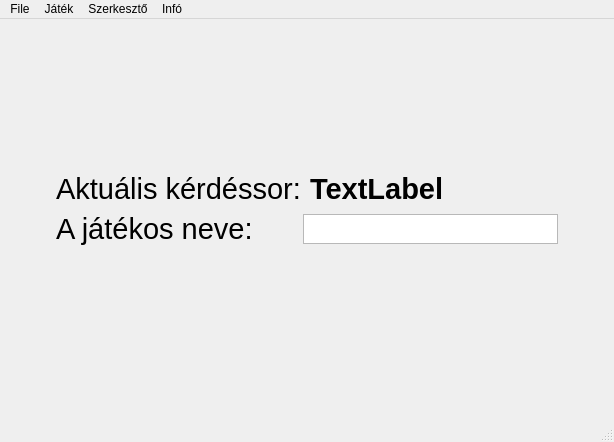
Above: PPKE_ITK_kviz/mainwindow.ui from KriszKaszas/PPKE_ITK_kviz before the change. Below: the same form after it.
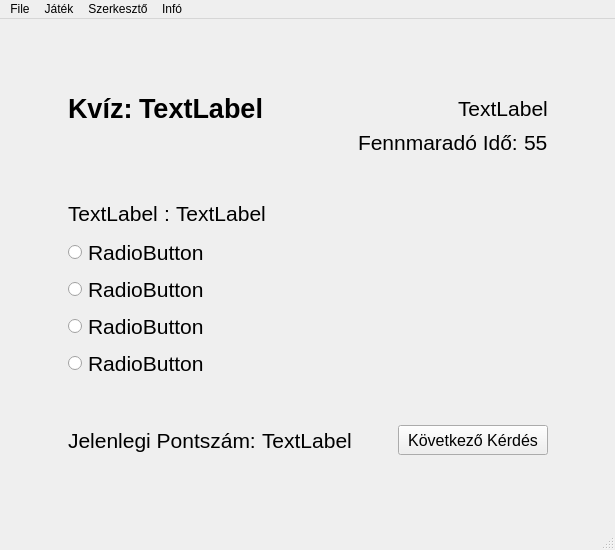
That is the form after the change. The open tabs and pages were chosen to show the change.

Commit message: Dynamic UI design completed to specifications: cosmetic changes may occur

What changed in the file:
```diff
--- a/PPKE_ITK_kviz/mainwindow.ui
+++ b/PPKE_ITK_kviz/mainwindow.ui
@@ -6,169 +6,952 @@
    <rect>
     <x>0</x>
     <y>0</y>
-    <width>614</width>
-    <height>442</height>
+    <width>615</width>
+    <height>550</height>
    </rect>
   </property>
   <property name="windowTitle">
    <string>MainWindow</string>
   </property>
   <widget class="QWidget" name="centralwidget">
-   <layout class="QGridLayout" name="gridLayout_2">
-    <item row="0" column="0">
-     <widget class="QWidget" name="startScreen" native="true">
-      <layout class="QGridLayout" name="gridLayout">
-       <item row="0" column="0">
-        <layout class="QHBoxLayout" name="horizontalLayout_3">
-         <item>
-          <spacer name="horizontalSpacer_2">
-           <property name="orientation">
-            <enum>Qt::Horizontal</enum>
-           </property>
-           <property name="sizeHint" stdset="0">
-            <size>
-             <width>40</width>
-             <height>20</height>
-            </size>
-           </property>
-          </spacer>
-         </item>
-         <item>
-          <layout class="QVBoxLayout" name="verticalLayout_3">
-           <item>
-            <spacer name="verticalSpacer">
-             <property name="orientation">
-              <enum>Qt::Vertical</enum>
-             </property>
-             <property name="sizeHint" stdset="0">
-              <size>
-               <width>20</width>
-               <height>148</height>
-              </size>
-             </property>
-            </spacer>
-           </item>
-           <item>
-            <layout class="QVBoxLayout" name="verticalLayout_2">
-             <item>
-              <layout class="QHBoxLayout" name="horizontalLayout">
-               <item>
-                <widget class="QLabel" name="label">
-                 <property name="font">
-                  <font>
-                   <pointsize>22</pointsize>
-                  </font>
-                 </property>
-                 <property name="lineWidth">
-                  <number>1</number>
-                 </property>
-                 <property name="text">
-                  <string>Aktuális kérdéssor:</string>
-                 </property>
-                </widget>
-               </item>
-               <item>
-                <widget class="QLabel" name="label_3">
-                 <property name="font">
-                  <font>
-                   <pointsize>22</pointsize>
-                   <weight>75</weight>
-                   <bold>true</bold>
-                  </font>
-                 </property>
-                 <property name="text">
-                  <string>TextLabel</string>
-                 </property>
-                </widget>
-               </item>
-              </layout>
-             </item>
-             <item>
-              <layout class="QHBoxLayout" name="horizontalLayout_2">
-               <item>
-                <widget class="QLabel" name="label_2">
-                 <property name="font">
-                  <font>
-                   <pointsize>22</pointsize>
-                  </font>
-                 </property>
-                 <property name="text">
-                  <string>A játékos neve:</string>
-                 </property>
-                </widget>
-               </item>
-               <item>
-                <spacer name="horizontalSpacer">
-                 <property name="orientation">
-                  <enum>Qt::Horizontal</enum>
-                 </property>
-                 <property name="sizeType">
-                  <enum>QSizePolicy::Preferred</enum>
-                 </property>
-                 <property name="sizeHint" stdset="0">
-                  <size>
-                   <width>45</width>
-                   <height>20</height>
-                  </size>
-                 </property>
-                </spacer>
-               </item>
-               <item>
-                <widget class="QPlainTextEdit" name="plainTextEdit">
-                 <property name="maximumSize">
-                  <size>
-                   <width>16777215</width>
-                   <height>30</height>
-                  </size>
-                 </property>
-                 <property name="font">
-                  <font>
-                   <pointsize>24</pointsize>
-                  </font>
-                 </property>
-                 <property name="verticalScrollBarPolicy">
-                  <enum>Qt::ScrollBarAlwaysOff</enum>
-                 </property>
-                 <property name="horizontalScrollBarPolicy">
-                  <enum>Qt::ScrollBarAlwaysOff</enum>
-                 </property>
-                </widget>
-               </item>
-              </layout>
-             </item>
-            </layout>
-           </item>
-           <item>
-            <spacer name="verticalSpacer_2">
-             <property name="orientation">
-              <enum>Qt::Vertical</enum>
-             </property>
-             <property name="sizeHint" stdset="0">
-              <size>
-               <width>20</width>
-               <height>168</height>
-              </size>
-             </property>
-            </spacer>
-           </item>
-          </layout>
-         </item>
-         <item>
-          <spacer name="horizontalSpacer_3">
-           <property name="orientation">
-            <enum>Qt::Horizontal</enum>
-           </property>
-           <property name="sizeHint" stdset="0">
-            <size>
-             <width>40</width>
-             <height>20</height>
-            </size>
-           </property>
-          </spacer>
-         </item>
-        </layout>
-       </item>
-      </layout>
+   <layout class="QVBoxLayout" name="verticalLayout_3">
+    <item>
+     <widget class="QStackedWidget" name="stackedWidget">
+      <property name="font">
+       <font>
+        <family>MS Shell Dlg 2</family>
+       </font>
+      </property>
+      <property name="currentIndex">
+       <number>1</number>
+      </property>
+      <widget class="QWidget" name="homeScreen">
+       <layout class="QGridLayout" name="gridLayout">
+        <item row="0" column="0">
+         <layout class="QHBoxLayout" name="horizontalLayout_4">
+          <item>
+           <spacer name="horizontalSpacer_5">
+            <property name="orientation">
+             <enum>Qt::Horizontal</enum>
+            </property>
+            <property name="sizeHint" stdset="0">
+             <size>
+              <width>13</width>
+              <height>20</height>
+             </size>
+            </property>
+           </spacer>
+          </item>
+          <item>
+           <layout class="QVBoxLayout" name="verticalLayout_2">
+            <item>
+             <spacer name="verticalSpacer_4">
+              <property name="orientation">
+               <enum>Qt::Vertical</enum>
+              </property>
+              <property name="sizeHint" stdset="0">
+               <size>
+                <width>20</width>
+                <height>40</height>
+               </size>
+              </property>
+             </spacer>
+            </item>
+            <item>
+             <layout class="QVBoxLayout" name="verticalLayout">
+              <item>
+               <widget class="QLabel" name="label">
+                <property name="font">
+                 <font>
+                  <family>MS Shell Dlg 2</family>
+                  <pointsize>36</pointsize>
+                  <weight>75</weight>
+                  <bold>true</bold>
+                 </font>
+                </property>
+                <property name="text">
+                 <string>KVIZ</string>
+                </property>
+               </widget>
+              </item>
+              <item>
+               <spacer name="verticalSpacer">
+                <property name="orientation">
+                 <enum>Qt::Vertical</enum>
+                </property>
+                <property name="sizeType">
+                 <enum>QSizePolicy::Preferred</enum>
+                </property>
+                <property name="sizeHint" stdset="0">
+                 <size>
+                  <width>20</width>
+                  <height>80</height>
+                 </size>
+                </property>
+               </spacer>
+              </item>
+              <item>
+               <layout class="QHBoxLayout" name="horizontalLayout">
+                <item>
+                 <widget class="QLabel" name="label_2">
+                  <property name="sizePolicy">
+                   <sizepolicy hsizetype="Fixed" vsizetype="Fixed">
+                    <horstretch>0</horstretch>
+                    <verstretch>0</verstretch>
+                   </sizepolicy>
+                  </property>
+                  <property name="font">
+                   <font>
+                    <family>MS Shell Dlg 2</family>
+                    <pointsize>20</pointsize>
+                   </font>
+                  </property>
+                  <property name="text">
+                   <string>Kiválasztott Kviz:</string>
+                  </property>
+                 </widget>
+                </item>
+                <item>
+                 <spacer name="horizontalSpacer">
+                  <property name="orientation">
+                   <enum>Qt::Horizontal</enum>
+                  </property>
+                  <property name="sizeType">
+                   <enum>QSizePolicy::Fixed</enum>
+                  </property>
+                  <property name="sizeHint" stdset="0">
+                   <size>
+                    <width>13</width>
+                    <height>20</height>
+                   </size>
+                  </property>
+                 </spacer>
+                </item>
+                <item>
+                 <widget class="QLabel" name="label_4">
+                  <property name="font">
+                   <font>
+                    <family>MS Shell Dlg 2</family>
+                    <pointsize>20</pointsize>
+                    <weight>75</weight>
+                    <bold>true</bold>
+                   </font>
+                  </property>
+                  <property name="text">
+                   <string>TextLabel</string>
+                  </property>
+                 </widget>
+                </item>
+               </layout>
+              </item>
+              <item>
+               <layout class="QHBoxLayout" name="horizontalLayout_2">
+                <item>
+                 <widget class="QLabel" name="label_3">
+                  <property name="font">
+                   <font>
+                    <family>MS Shell Dlg 2</family>
+                    <pointsize>20</pointsize>
+                   </font>
+                  </property>
+                  <property name="text">
+                   <string>Játékos Neve:</string>
+                  </property>
+                 </widget>
+                </item>
+                <item>
+                 <spacer name="horizontalSpacer_2">
+                  <property name="orientation">
+                   <enum>Qt::Horizontal</enum>
+                  </property>
+                  <property name="sizeType">
+                   <enum>QSizePolicy::Fixed</enum>
+                  </property>
+                  <property name="sizeHint" stdset="0">
+                   <size>
+                    <width>45</width>
+                    <height>20</height>
+                   </size>
+                  </property>
+                 </spacer>
+                </item>
+                <item>
+                 <widget class="QPlainTextEdit" name="plainTextEdit">
+                  <property name="maximumSize">
+                   <size>
+                    <width>16777215</width>
+                    <height>30</height>
+                   </size>
+                  </property>
+                  <property name="font">
+                   <font>
+                    <family>MS Shell Dlg 2</family>
+                    <pointsize>16</pointsize>
+                    <weight>75</weight>
+                    <bold>true</bold>
+                   </font>
+                  </property>
+                  <property name="verticalScrollBarPolicy">
+                   <enum>Qt::ScrollBarAlwaysOff</enum>
+                  </property>
+                  <property name="horizontalScrollBarPolicy">
+                   <enum>Qt::ScrollBarAlwaysOff</enum>
+                  </property>
+                 </widget>
+                </item>
+                <item>
+                 <spacer name="horizontalSpacer_4">
+                  <property name="orientation">
+                   <enum>Qt::Horizontal</enum>
+                  </property>
+                  <property name="sizeHint" stdset="0">
+                   <size>
+                    <width>40</width>
+                    <height>20</height>
+                   </size>
+                  </property>
+                 </spacer>
+                </item>
+               </layout>
+              </item>
+              <item>
+               <spacer name="verticalSpacer_2">
+                <property name="orientation">
+                 <enum>Qt::Vertical</enum>
+                </property>
+                <property name="sizeType">
+                 <enum>QSizePolicy::Fixed</enum>
+                </property>
+                <property name="sizeHint" stdset="0">
+                 <size>
+                  <width>20</width>
+                  <height>40</height>
+                 </size>
+                </property>
+               </spacer>
+              </item>
+              <item>
+               <layout class="QHBoxLayout" name="horizontalLayout_3">
+                <item>
+                 <spacer name="horizontalSpacer_3">
+                  <property name="orientation">
+                   <enum>Qt::Horizontal</enum>
+                  </property>
+                  <property name="sizeHint" stdset="0">
+                   <size>
+                    <width>40</width>
+                    <height>20</height>
+                   </size>
+                  </property>
+                 </spacer>
+                </item>
+                <item>
+                 <widget class="QPushButton" name="pushButton">
+                  <property name="minimumSize">
+                   <size>
+                    <width>200</width>
+                    <height>30</height>
+                   </size>
+                  </property>
+                  <property name="font">
+                   <font>
+                    <family>MS Shell Dlg 2</family>
+                    <pointsize>16</pointsize>
+                    <weight>75</weight>
+                    <bold>true</bold>
+                   </font>
+                  </property>
+                  <property name="text">
+                   <string>Játék Indítása</string>
+                  </property>
+                 </widget>
+                </item>
+                <item>
+                 <spacer name="horizontalSpacer_7">
+                  <property name="orientation">
+                   <enum>Qt::Horizontal</enum>
+                  </property>
+                  <property name="sizeHint" stdset="0">
+                   <size>
+                    <width>40</width>
+                    <height>20</height>
+                   </size>
+                  </property>
+                 </spacer>
+                </item>
+               </layout>
+              </item>
+             </layout>
+            </item>
+            <item>
+             <spacer name="verticalSpacer_3">
+              <property name="orientation">
+               <enum>Qt::Vertical</enum>
+              </property>
+              <property name="sizeHint" stdset="0">
+               <size>
+                <width>20</width>
+                <height>40</height>
+               </size>
+              </property>
+             </spacer>
+            </item>
+           </layout>
+          </item>
+          <item>
+           <spacer name="horizontalSpacer_6">
+            <property name="orientation">
+             <enum>Qt::Horizontal</enum>
+            </property>
+            <property name="sizeHint" stdset="0">
+             <size>
+              <width>17</width>
+              <height>20</height>
+             </size>
+            </property>
+           </spacer>
+          </item>
+         </layout>
+        </item>
+       </layout>
+      </widget>
+      <widget class="QWidget" name="questionEdit">
+       <layout class="QGridLayout" name="gridLayout_2">
+        <item row="0" column="0">
+         <layout class="QVBoxLayout" name="verticalLayout_6">
+          <item>
+           <layout class="QHBoxLayout" name="horizontalLayout_5">
+            <item>
+             <widget class="QLabel" name="titleLabel">
+              <property name="font">
+               <font>
+                <family>MS Shell Dlg 2</family>
+                <pointsize>20</pointsize>
+               </font>
+              </property>
+              <property name="text">
+               <string>Kérdéssor:</string>
+              </property>
+             </widget>
+            </item>
+            <item>
+             <spacer name="horizontalSpacer_8">
+              <property name="orientation">
+               <enum>Qt::Horizontal</enum>
+              </property>
+              <property name="sizeType">
+               <enum>QSizePolicy::Fixed</enum>
+              </property>
+              <property name="sizeHint" stdset="0">
+               <size>
+                <width>13</width>
+                <height>20</height>
+               </size>
+              </property>
+             </spacer>
+            </item>
+            <item>
+             <widget class="QPlainTextEdit" name="questionTitle_2">
+              <property name="maximumSize">
+               <size>
+                <width>16777215</width>
+                <height>30</height>
+               </size>
+              </property>
+              <property name="font">
+               <font>
+                <family>MS Shell Dlg 2</family>
+                <pointsize>16</pointsize>
+               </font>
+              </property>
+              <property name="verticalScrollBarPolicy">
+               <enum>Qt::ScrollBarAlwaysOff</enum>
+              </property>
+              <property name="horizontalScrollBarPolicy">
+               <enum>Qt::ScrollBarAlwaysOff</enum>
+              </property>
+             </widget>
+            </item>
+           </layout>
+          </item>
+          <item>
+           <spacer name="verticalSpacer_5">
+            <property name="orientation">
+             <enum>Qt::Vertical</enum>
+            </property>
+            <property name="sizeType">
+             <enum>QSizePolicy::Fixed</enum>
+            </property>
+            <property name="sizeHint" stdset="0">
+             <size>
+              <width>20</width>
+              <height>5</height>
+             </size>
+            </property>
+           </spacer>
+          </item>
+          <item>
+           <widget class="QListWidget" name="questionList">
+            <property name="minimumSize">
+             <size>
+              <width>0</width>
+              <height>350</height>
+             </size>
+            </property>
+            <property name="font">
+             <font>
+              <family>MS Shell Dlg 2</family>
+              <pointsize>16</pointsize>
+             </font>
+            </property>
+           </widget>
+          </item>
+          <item>
+           <spacer name="verticalSpacer_6">
+            <property name="orientation">
+             <enum>Qt::Vertical</enum>
+            </property>
+            <property name="sizeType">
+             <enum>QSizePolicy::Fixed</enum>
+            </property>
+            <property name="sizeHint" stdset="0">
+             <size>
+              <width>20</width>
+              <height>5</height>
+             </size>
+            </property>
+           </spacer>
+          </item>
+          <item>
+           <layout class="QHBoxLayout" name="horizontalLayout_8">
+            <item>
+             <layout class="QVBoxLayout" name="verticalLayout_7">
+              <item>
+               <layout class="QHBoxLayout" name="horizontalLayout_6">
+                <item>
+                 <widget class="QPushButton" name="editQuestion">
+                  <property name="minimumSize">
+                   <size>
+                    <width>120</width>
+                    <height>25</height>
+                   </size>
+                  </property>
+                  <property name="font">
+                   <font>
+                    <family>MS Shell Dlg 2</family>
+                    <weight>75</weight>
+                    <bold>true</bold>
+                   </font>
+                  </property>
+                  <property name="text">
+                   <string>Kérdés Szerkesztése</string>
+                  </property>
+                 </widget>
+                </item>
+                <item>
+                 <widget class="QPushButton" name="deleteQuestion">
+                  <property name="minimumSize">
+                   <size>
+                    <width>120</width>
+                    <height>25</height>
+                   </size>
+                  </property>
+                  <property name="font">
+                   <font>
+                    <family>MS Shell Dlg 2</family>
+                    <weight>75</weight>
+                    <bold>true</bold>
+                   </font>
+                  </property>
+                  <property name="text">
+                   <string>Kérdés Törlése</string>
+                  </property>
+                 </widget>
+                </item>
+               </layout>
+              </item>
+              <item>
+               <layout class="QHBoxLayout" name="horizontalLayout_7">
+                <item>
+                 <spacer name="horizontalSpacer_9">
+                  <property name="orientation">
+                   <enum>Qt::Horizontal</enum>
+                  </property>
+                  <property name="sizeHint" stdset="0">
+                   <size>
+                    <width>40</width>
+                    <height>20</height>
+                   </size>
+                  </property>
+                 </spacer>
+                </item>
+                <item>
+                 <spacer name="horizontalSpacer_10">
+                  <property name="orientation">
+                   <enum>Qt::Horizontal</enum>
+                  </property>
+                  <property name="sizeHint" stdset="0">
+                   <size>
+                    <width>40</width>
+                    <height>20</height>
+                   </size>
+                  </property>
+                 </spacer>
+                </item>
+               </layout>
+              </item>
+             </layout>
+            </item>
+            <item>
+             <spacer name="horizontalSpacer_11">
+              <property name="orientation">
+               <enum>Qt::Horizontal</enum>
+              </property>
+              <property name="sizeHint" stdset="0">
+               <size>
+                <width>20</width>
+                <height>20</height>
+               </size>
+              </property>
+             </spacer>
+            </item>
+            <item>
+             <layout class="QVBoxLayout" name="verticalLayout_8">
+              <item>
+               <widget class="QPushButton" name="addQuestion">
+                <property name="minimumSize">
+                 <size>
+                  <width>120</width>
+                  <height>25</height>
+                 </size>
+                </property>
+                <property name="font">
+                 <font>
+                  <family>MS Shell Dlg 2</family>
+                  <weight>75</weight>
+                  <bold>true</bold>
+                 </font>
+                </property>
+                <property name="text">
+                 <string>Új Kérdés</string>
+                </property>
+               </widget>
+              </item>
+              <item>
+               <widget class="QPushButton" name="saveQuestion">
+                <property name="minimumSize">
+                 <size>
+                  <width>120</width>
+                  <height>25</height>
+                 </size>
+                </property>
+                <property name="font">
+                 <font>
+                  <family>MS Shell Dlg 2</family>
+                  <weight>75</weight>
+                  <bold>true</bold>
+                 </font>
+                </property>
+                <property name="text">
+                 <string>Mentés</string>
+                </property>
+               </widget>
+              </item>
+             </layout>
+            </item>
+           </layout>
+          </item>
+         </layout>
+        </item>
+       </layout>
+      </widget>
+      <widget class="QWidget" name="game">
+       <layout class="QGridLayout" name="gridLayout_3">
+        <item row="0" column="0">
+         <layout class="QHBoxLayout" name="horizontalLayout_13">
+          <item>
+           <spacer name="horizontalSpacer_16">
+            <property name="orientation">
+             <enum>Qt::Horizontal</enum>
+            </property>
+            <property name="sizeHint" stdset="0">
+             <size>
+              <width>40</width>
+              <height>20</height>
+             </size>
+            </property>
+           </spacer>
+          </item>
+          <item>
+           <layout class="QVBoxLayout" name="verticalLayout_11">
+            <item>
+             <spacer name="verticalSpacer_10">
+              <property name="orientation">
+               <enum>Qt::Vertical</enum>
+              </property>
+              <property name="sizeHint" stdset="0">
+               <size>
+                <width>20</width>
+                <height>40</height>
+               </size>
+              </property>
+             </spacer>
+            </item>
+            <item>
+             <layout class="QVBoxLayout" name="verticalLayout_10">
+              <item>
+               <layout class="QHBoxLayout" name="horizontalLayout_9">
+                <item>
+                 <widget class="QLabel" name="kviz">
+                  <property name="font">
+                   <font>
+                    <family>MS Shell Dlg 2</family>
+                    <pointsize>20</pointsize>
+                    <weight>75</weight>
+                    <bold>true</bold>
+                   </font>
+                  </property>
+                  <property name="text">
+                   <string>Kvíz:</string>
+                  </property>
+                 </widget>
+                </item>
+                <item>
+                 <widget class="QLabel" name="quizTitle">
+                  <property name="font">
+                   <font>
+                    <family>MS Shell Dlg 2</family>
+                    <pointsize>20</pointsize>
+                    <weight>75</weight>
+                    <bold>true</bold>
+                   </font>
+                  </property>
+                  <property name="text">
+                   <string>TextLabel</string>
+                  </property>
+                 </widget>
+                </item>
+                <item>
+                 <spacer name="horizontalSpacer_12">
+                  <property name="orientation">
+                   <enum>Qt::Horizontal</enum>
+                  </property>
+                  <property name="sizeHint" stdset="0">
+                   <size>
+                    <width>40</width>
+                    <height>20</height>
+                   </size>
+                  </property>
+                 </spacer>
+                </item>
+                <item>
+                 <widget class="QLabel" name="questionNumberFromTotal">
+                  <property name="font">
+                   <font>
+                    <family>MS Shell Dlg 2</family>
+                    <pointsize>16</pointsize>
+                   </font>
+                  </property>
+                  <property name="text">
+                   <string>TextLabel</string>
+                  </property>
+                 </widget>
+                </item>
+               </layout>
+              </item>
+              <item>
+               <layout class="QHBoxLayout" name="horizontalLayout_12">
+                <item>
+                 <spacer name="horizontalSpacer_14">
+                  <property name="orientation">
+                   <enum>Qt::Horizontal</enum>
+                  </property>
+                  <property name="sizeHint" stdset="0">
+                   <size>
+                    <width>40</width>
+                    <height>20</height>
+                   </size>
+                  </property>
+                 </spacer>
+                </item>
+                <item>
+                 <widget class="QLabel" name="remainingTimeLabel">
+                  <property name="font">
+                   <font>
+                    <family>MS Shell Dlg 2</family>
+                    <pointsize>16</pointsize>
+                   </font>
+                  </property>
+                  <property name="text">
+                   <string>Fennmaradó Idő:</string>
+                  </property>
+                 </widget>
+                </item>
+                <item>
+                 <widget class="QLabel" name="remainingTime">
+                  <property name="font">
+                   <font>
+                    <family>MS Shell Dlg 2</family>
+                    <pointsize>16</pointsize>
+                   </font>
+                  </property>
+                  <property name="text">
+                   <string>55</string>
+                  </property>
+                 </widget>
+                </item>
+               </layout>
+              </item>
+              <item>
+               <spacer name="verticalSpacer_7">
+                <property name="orientation">
+                 <enum>Qt::Vertical</enum>
+                </property>
+                <property name="sizeHint" stdset="0">
+                 <size>
+                  <width>20</width>
+                  <height>40</height>
+                 </size>
+                </property>
+               </spacer>
+              </item>
+              <item>
+               <layout class="QHBoxLayout" name="horizontalLayout_10">
+                <item>
+                 <widget class="QLabel" name="questionNumber">
+                  <property name="font">
+                   <font>
+                    <family>MS Shell Dlg 2</family>
+                    <pointsize>16</pointsize>
+                   </font>
+                  </property>
+                  <property name="text">
+                   <string>TextLabel</string>
+                  </property>
+                 </widget>
+                </item>
+                <item>
+                 <widget class="QLabel" name="semicolon">
+                  <property name="font">
+                   <font>
+                    <family>MS Shell Dlg 2</family>
+                    <pointsize>16</pointsize>
+                   </font>
+                  </property>
+                  <property name="text">
+                   <string>:</string>
+                  </property>
+                 </widget>
+                </item>
+                <item>
+                 <widget class="QLabel" name="questionTitle">
+                  <property name="font">
+                   <font>
+                    <family>MS Shell Dlg 2</family>
+                    <pointsize>16</pointsize>
+                   </font>
+                  </property>
+                  <property name="text">
+                   <string>TextLabel</string>
+                  </property>
+                 </widget>
+                </item>
+                <item>
+                 <spacer name="horizontalSpacer_15">
+                  <property name="orientation">
+                   <enum>Qt::Horizontal</enum>
+                  </property>
+                  <property name="sizeHint" stdset="0">
+                   <size>
+                    <width>40</width>
+                    <height>20</height>
+                   </size>
+                  </property>
+                 </spacer>
+                </item>
+               </layout>
+              </item>
+              <item>
+               <spacer name="verticalSpacer_11">
+                <property name="orientation">
+                 <enum>Qt::Vertical</enum>
+                </property>
+                <property name="sizeType">
+                 <enum>QSizePolicy::Fixed</enum>
+                </property>
+                <property name="sizeHint" stdset="0">
+                 <size>
+                  <width>20</width>
+                  <height>5</height>
+                 </size>
+                </property>
+               </spacer>
+              </item>
+              <item>
+               <layout class="QVBoxLayout" name="verticalLayout_9">
+                <item>
+                 <widget class="QRadioButton" name="answerA">
+                  <property name="font">
+                   <font>
+                    <family>MS Shell Dlg 2</family>
+                    <pointsize>16</pointsize>
+                   </font>
+                  </property>
+                  <property name="text">
+                   <string>RadioButton</string>
+                  </property>
+                 </widget>
+                </item>
+                <item>
+                 <widget class="QRadioButton" name="answerB">
+                  <property name="font">
+                   <font>
+                    <family>MS Shell Dlg 2</family>
+                    <pointsize>16</pointsize>
+                   </font>
+                  </property>
+                  <property name="text">
+                   <string>RadioButton</string>
+                  </property>
+                 </widget>
+                </item>
+                <item>
+                 <widget class="QRadioButton" name="answerC">
+                  <property name="font">
+                   <font>
+                    <family>MS Shell Dlg 2</family>
+                    <pointsize>16</pointsize>
+                   </font>
+                  </property>
+                  <property name="text">
+                   <string>RadioButton</string>
+                  </property>
+                 </widget>
+                </item>
+                <item>
+                 <widget class="QRadioButton" name="answerD">
+                  <property name="font">
+                   <font>
+                    <family>MS Shell Dlg 2</family>
+                    <pointsize>16</pointsize>
+                   </font>
+                  </property>
+                  <property name="text">
+                   <string>RadioButton</string>
+                  </property>
+                 </widget>
+                </item>
+               </layout>
+              </item>
+              <item>
+               <spacer name="verticalSpacer_8">
+                <property name="orientation">
+                 <enum>Qt::Vertical</enum>
+                </property>
+                <property name="sizeHint" stdset="0">
+                 <size>
+                  <width>20</width>
+                  <height>40</height>
+                 </size>
+                </property>
+               </spacer>
+              </item>
+              <item>
+               <layout class="QHBoxLayout" name="horizontalLayout_11">
+                <item>
+                 <widget class="QLabel" name="scoreLabel">
+                  <property name="font">
+                   <font>
+                    <family>MS Shell Dlg 2</family>
+                    <pointsize>16</pointsize>
+                   </font>
+                  </property>
+                  <property name="text">
+                   <string>Jelenlegi Pontszám:</string>
+                  </property>
+                 </widget>
+                </item>
+                <item>
+                 <widget class="QLabel" name="score">
+                  <property name="font">
+                   <font>
+                    <family>MS Shell Dlg 2</family>
+                    <pointsize>16</pointsize>
+                   </font>
+                  </property>
+                  <property name="text">
+                   <string>TextLabel</string>
+                  </property>
+                 </widget>
+                </item>
+                <item>
+                 <spacer name="horizontalSpacer_13">
+                  <property name="orientation">
+                   <enum>Qt::Horizontal</enum>
+                  </property>
+                  <property name="sizeHint" stdset="0">
+                   <size>
+                    <width>40</width>
+                    <height>20</height>
+                   </size>
+                  </property>
+                 </spacer>
+                </item>
+                <item>
+                 <widget class="QPushButton" name="nextQuestion">
+                  <property name="minimumSize">
+                   <size>
+                    <width>150</width>
+                    <height>30</height>
+                   </size>
+                  </property>
+                  <property name="font">
+                   <font>
+                    <family>MS Shell Dlg 2</family>
+                    <pointsize>12</pointsize>
+                   </font>
+                  </property>
+                  <property name="text">
+                   <string>Következő Kérdés</string>
+                  </property>
+                 </widget>
+                </item>
+               </layout>
+              </item>
+             </layout>
+            </item>
+            <item>
+             <spacer name="verticalSpacer_9">
+              <property name="orientation">
+               <enum>Qt::Vertical</enum>
+              </property>
+              <property name="sizeHint" stdset="0">
+               <size>
+                <width>20</width>
+                <height>40</height>
+               </size>
+              </property>
+             </spacer>
+            </item>
+           </layout>
+          </item>
+          <item>
+           <spacer name="horizontalSpacer_17">
+            <property name="orientation">
+             <enum>Qt::Horizontal</enum>
+            </property>
+            <property name="sizeHint" stdset="0">
+             <size>
+              <width>40</width>
+              <height>20</height>
+             </size>
+            </property>
+           </spacer>
+          </item>
+         </layout>
+        </item>
+       </layout>
+      </widget>
      </widget>
     </item>
    </layout>
@@ -179,7 +962,7 @@
     <rect>
      <x>0</x>
      <y>0</y>
-     <width>614</width>
+     <width>615</width>
      <height>21</height>
     </rect>
    </property>
```
Left out of the diff: 63 changed lines with no effect on the pictures. The commit also changes 4 other files.
